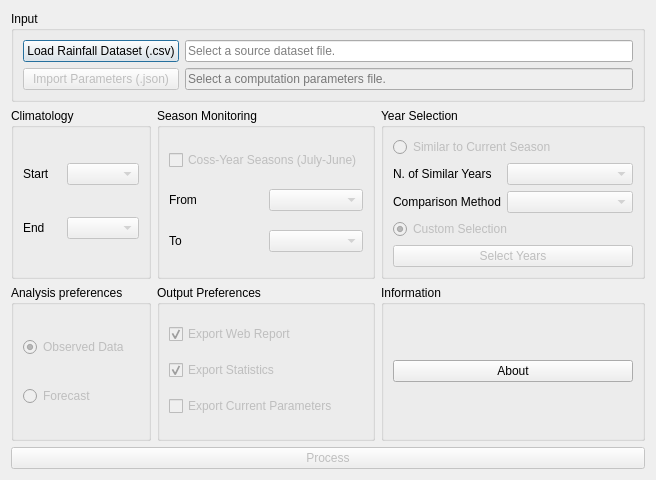
Above: nsmpg_dialog_base.ui from JuanPDiazL/SMPG before the change. Below: the same form after it.
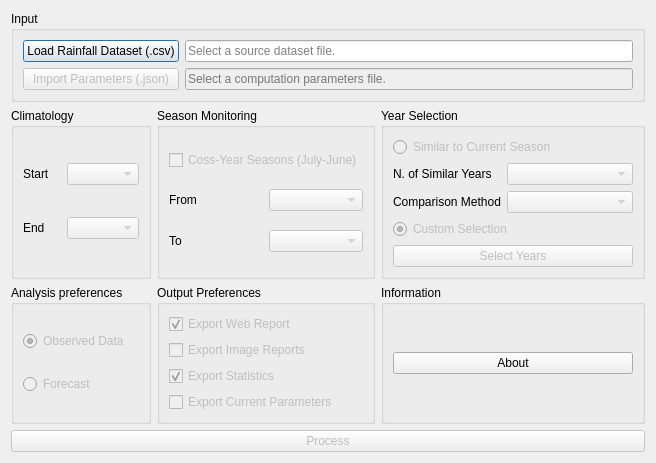
That is the form after the change.

Commit message: added static report export functionality

What changed in the file:
```diff
--- a/nsmpg_dialog_base.ui
+++ b/nsmpg_dialog_base.ui
@@ -6,8 +6,8 @@
    <rect>
     <x>0</x>
     <y>0</y>
-    <width>640</width>
-    <height>480</height>
+    <width>561</width>
+    <height>417</height>
    </rect>
   </property>
   <property name="windowTitle">
@@ -292,19 +292,6 @@
       <string>Output Preferences</string>
      </property>
      <layout class="QGridLayout" name="gridLayout_10">
-      <item row="1" column="0">
-       <widget class="QCheckBox" name="exportStatsCheckBox">
-        <property name="enabled">
-         <bool>false</bool>
-        </property>
-        <property name="text">
-         <string>Export Statistics</string>
-        </property>
-        <property name="checked">
-         <bool>true</bool>
-        </property>
-       </widget>
-      </item>
       <item row="0" column="0">
        <widget class="QCheckBox" name="exportWebCheckBox">
         <property name="enabled">
@@ -318,7 +305,7 @@
         </property>
        </widget>
       </item>
-      <item row="2" column="0">
+      <item row="4" column="0">
        <widget class="QCheckBox" name="exportParametersCheckBox">
         <property name="enabled">
          <bool>false</bool>
@@ -328,6 +315,29 @@
         </property>
        </widget>
       </item>
+      <item row="2" column="0">
+       <widget class="QCheckBox" name="exportStatsCheckBox">
+        <property name="enabled">
+         <bool>false</bool>
+        </property>
+        <property name="text">
+         <string>Export Statistics</string>
+        </property>
+        <property name="checked">
+         <bool>true</bool>
+        </property>
+       </widget>
+      </item>
+      <item row="1" column="0">
+       <widget class="QCheckBox" name="exportImagesCheckBox">
+        <property name="enabled">
+         <bool>false</bool>
+        </property>
+        <property name="text">
+         <string>Export Image Reports</string>
+        </property>
+       </widget>
+      </item>
      </layout>
     </widget>
    </item>
```
The commit also changes 3 other files.
